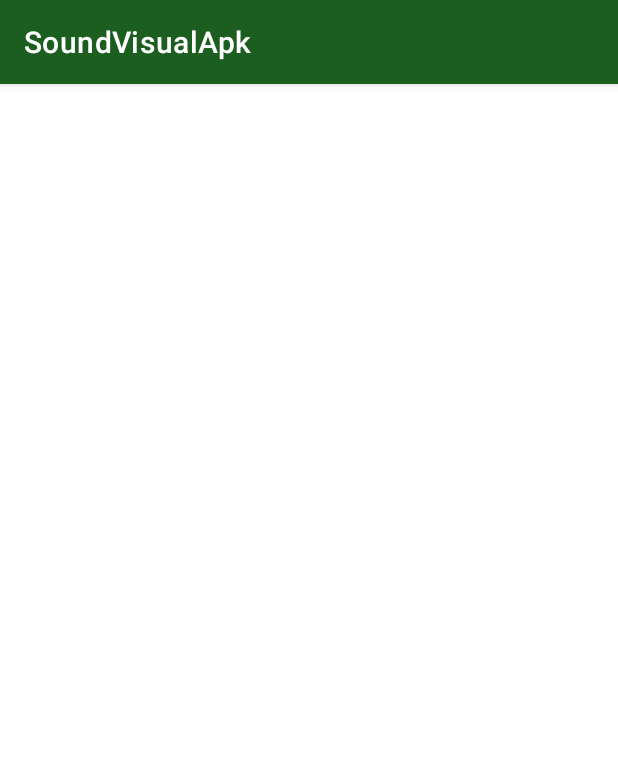
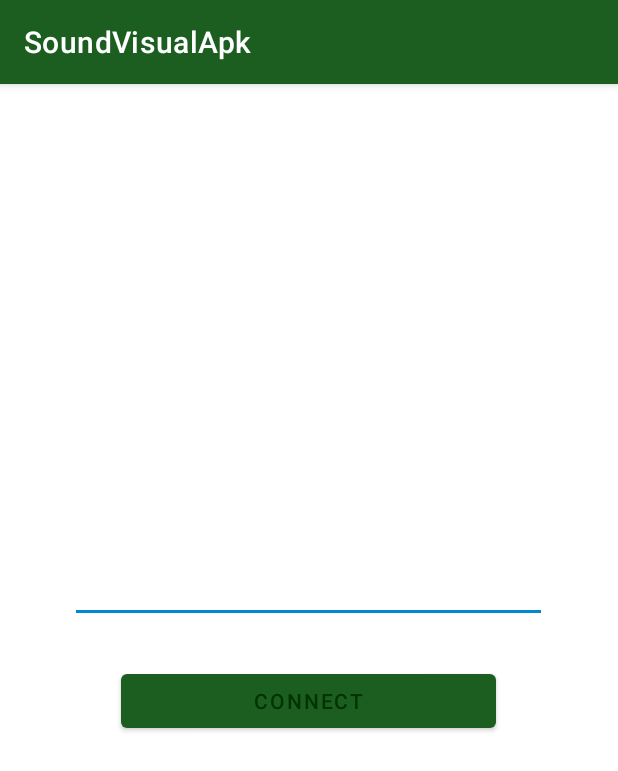
Before and after one commit to mertdogan12/SoundVisualApk, an Android app: the screen it shows after launch (MainActivity before the commit, ConnectActivity after it), on a phone screen of 412 x 824 dp. Shown: the top 771 px of the screen. Run offline under Robolectric (Android 15) with nearby library versions, the phone set to English and light mode, and no system bars.

Commit message:
UI Update - Not Working

```diff
--- a/app/src/main/AndroidManifest.xml
+++ b/app/src/main/AndroidManifest.xml
@@ -9,7 +9,8 @@
         android:roundIcon="@mipmap/ic_launcher_round"
         android:supportsRtl="true"
         android:theme="@style/Theme.SoundVisualApk">
-        <activity android:name=".MainActivity">
+        <activity android:name=".MainActivity"/>
+        <activity android:name=".ConnectActivity">
             <intent-filter>
                 <action android:name="android.intent.action.MAIN" />
 
--- /dev/null
+++ b/app/src/main/java/de/mert/soundvisualapk/ConnectActivity.kt
@@ -0,0 +1,47 @@
+package de.mert.soundvisualapk
+
+import android.content.Context
+import android.content.Intent
+import androidx.appcompat.app.AppCompatActivity
+import android.os.Bundle
+import android.view.KeyEvent
+import android.view.View
+import android.view.inputmethod.InputMethodManager
+import de.mert.soundvisualapk.databinding.ActivityConnectBinding
+
+class ConnectActivity : AppCompatActivity() {
+
+    private lateinit var binding: ActivityConnectBinding
+
+    override fun onCreate(savedInstanceState: Bundle?) {
+        super.onCreate(savedInstanceState)
+        binding = ActivityConnectBinding.inflate(layoutInflater)
+        setContentView(binding.root)
+
+        binding.backGround.setOnClickListener { closeKeyboard(it) }
+
+        binding.ipAddressInput.setOnKeyListener { v, keyCode, _ -> handleKeyEvent(v, keyCode) }
+
+        binding.connect.setOnClickListener { connect(it) }
+    }
+
+    private fun handleKeyEvent(view: View, keyCode: Int): Boolean {
+        if (keyCode == KeyEvent.KEYCODE_ENTER) {
+            closeKeyboard(view)
+            return true
+        }
+
+        return false
+    }
+
+    private fun closeKeyboard(view: View) {
+        val inputMethodManager = getSystemService(Context.INPUT_METHOD_SERVICE) as InputMethodManager
+        inputMethodManager.hideSoftInputFromWindow(view.windowToken, 0)
+    }
+
+    private fun connect(view: View) {
+        val context = view.context
+        val intent = Intent(context, MainActivity::class.java)
+        context.startActivity(intent)
+    }
+}
--- /dev/null
+++ b/app/src/main/res/layout/activity_connect.xml
@@ -0,0 +1,39 @@
+<?xml version="1.0" encoding="utf-8"?>
+<androidx.constraintlayout.widget.ConstraintLayout xmlns:android="http://schemas.android.com/apk/res/android"
+    android:id="@+id/back_ground"
+    xmlns:app="http://schemas.android.com/apk/res-auto"
+    xmlns:tools="http://schemas.android.com/tools"
+    android:layout_width="match_parent"
+    android:layout_height="match_parent"
+    tools:context=".ConnectActivity">
+
+
+    <com.google.android.material.textfield.TextInputLayout
+        android:id="@+id/ip_address"
+        android:layout_width="318dp"
+        android:layout_height="wrap_content"
+        app:layout_constraintBottom_toBottomOf="parent"
+        app:layout_constraintEnd_toEndOf="parent"
+        app:layout_constraintHorizontal_bias="0.494"
+        app:layout_constraintStart_toStartOf="parent"
+        app:layout_constraintTop_toTopOf="parent"
+        app:layout_constraintVertical_bias="0.428" >
+
+        <com.google.android.material.textfield.TextInputEditText
+            android:id="@+id/ip_address_input"
+            android:layout_width="match_parent"
+            android:layout_height="wrap_content" />
+
+    </com.google.android.material.textfield.TextInputLayout>
+
+    <Button
+        android:id="@+id/connect"
+        android:layout_width="250dp"
+        android:layout_height="wrap_content"
+        android:layout_marginTop="28dp"
+        android:text="@string/connect"
+        app:layout_constraintEnd_toEndOf="parent"
+        app:layout_constraintHorizontal_bias="0.498"
+        app:layout_constraintStart_toStartOf="parent"
+        app:layout_constraintTop_toBottomOf="@+id/ip_address" />
+</androidx.constraintlayout.widget.ConstraintLayout>
--- a/app/src/main/res/values-night/themes.xml
+++ b/app/src/main/res/values-night/themes.xml
@@ -3,9 +3,9 @@
     <!-- Base application theme. -->
     <style name="Theme.SoundVisualApk" parent="Theme.MaterialComponents.DayNight.DarkActionBar">
         <!-- Primary brand color. -->
-        <item name="colorPrimary">@color/green_light</item>
-        <item name="colorPrimaryDark">@color/green_light</item>
-        <item name="colorPrimaryVariant">@color/green_dark</item>
+        <item name="colorPrimary">@color/black</item>
+        <item name="colorPrimaryDark">@color/black_dark</item>
+        <item name="colorPrimaryVariant">@color/black_light</item>
         <item name="colorOnPrimary">@color/white</item>
         <!-- Secondary brand color. -->
         <item name="colorSecondary">@color/blue_light</item>
@@ -14,5 +14,10 @@
         <!-- Status bar color. -->
         <item name="android:statusBarColor" tools:targetApi="l">?attr/colorPrimaryVariant</item>
         <!-- Customize your theme here. -->
+
+        <!-- Text input fields -->
+        <item name="textInputStyle">@style/Widget.SoundVisualApk.Text</item>
+        <!-- Text View -->
+        <item name="android:textViewStyle">@style/Widget.SoundVisualApk.Text</item>
     </style>
 </resources>
--- a/app/src/main/res/values/colors.xml
+++ b/app/src/main/res/values/colors.xml
@@ -9,7 +9,9 @@
     <color name="purple_700">#FF3700B3</color>
     <color name="teal_200">#FF03DAC5</color>
     <color name="teal_700">#FF018786</color>
-    <color name="black">#FF000000</color>
+    <color name="black">#212121</color>
+    <color name="black_light">#484848</color>
+    <color name="black_dark">#484848</color>
     <color name="white">#FFFFFFFF</color>
 
     <color name="green">#1B5E20</color>
--- a/app/src/main/res/values/styles.xml
+++ b/app/src/main/res/values/styles.xml
@@ -7,10 +7,4 @@
         <item name="android:textAppearance">?attr/textAppearanceBody1</item>
     </style>
 
-    <style name="Widget.SoundVisualApk.CompoundButton.RadioButton"
-        parent="Widget.MaterialComponents.CompoundButton.RadioButton">
-        <item name="android:paddingStart">8dp</item>
-        <item name="android:textAppearance">?attr/textAppearanceBody1</item>
-    </style>
-
 </resources>
--- a/app/src/main/res/values/themes.xml
+++ b/app/src/main/res/values/themes.xml
@@ -4,8 +4,9 @@
     <style name="Theme.SoundVisualApk" parent="Theme.MaterialComponents.DayNight.DarkActionBar">
         <!-- Primary brand color. -->
         <item name="colorPrimary">@color/green</item>
-        <item name="colorPrimaryDark">@color/green_dark</item>
-        <item name="colorOnPrimary">@color/green_light</item>
+        <item name="colorPrimaryDark">@color/green</item>
+        <item name="colorPrimaryVariant">@color/green_light</item>
+        <item name="colorOnPrimary">@color/green_dark</item>
         <!-- Secondary brand color. -->
         <item name="colorSecondary">@color/blue</item>
         <item name="colorSecondaryVariant">@color/blue_light</item>
@@ -16,7 +17,7 @@
 
         <!-- Text input fields -->
         <item name="textInputStyle">@style/Widget.SoundVisualApk.Text</item>
-        <!-- Radio buttons -->
-        <item name="radioButtonStyle">@style/Widget.SoundVisualApk.CompoundButton.RadioButton</item>
+        <!-- Text View -->
+        <item name="android:textViewStyle">@style/Widget.SoundVisualApk.Text</item>
     </style>
 </resources>
--- a/build.gradle
+++ b/build.gradle
@@ -1,13 +1,17 @@
 // Top-level build file where you can add configuration options common to all sub-projects/modules.
 buildscript {
     ext.kotlin_version = "1.4.31"
+    ext.nav_version = "2.3.4"
+
     repositories {
         google()
         jcenter()
     }
+
     dependencies {
         classpath "com.android.tools.build:gradle:4.0.2"
         classpath "org.jetbrains.kotlin:kotlin-gradle-plugin:$kotlin_version"
+        classpath "androidx.navigation:navigation-safe-args-gradle-plugin:$nav_version"
 
         // NOTE: Do not place your application dependencies here; they belong
         // in the individual module build.gradle files
```
Also changed, not shown: app/build.gradle (+5 -3 lines), app/src/main/java/de/mert/soundvisualapk/MainActivity.kt (+20 -24 lines), app/src/main/java/de/mert/soundvisualapk/PictureFragment.kt (added, +59 -0 lines), app/src/main/java/de/mert/soundvisualapk/SongPlayer.kt (added, +59 -0 lines), app/src/main/res/drawable/ic_baseline_image_24.xml (added, +10 -0 lines), app/src/main/res/drawable/ic_baseline_music_note_24.xml (added, +10 -0 lines), app/src/main/res/drawable/ic_baseline_play_arrow_24.xml (added, +10 -0 lines), app/src/main/res/layout/activity_main.xml (+19 -22 lines), app/src/main/res/layout/fragment_picture.xml (added, +14 -0 lines), app/src/main/res/layout/fragment_song_player.xml (added, +14 -0 lines), app/src/main/res/navigation/nav_graph.xml (added, +25 -0 lines), app/src/main/res/values/strings.xml (+8 -1 lines).
